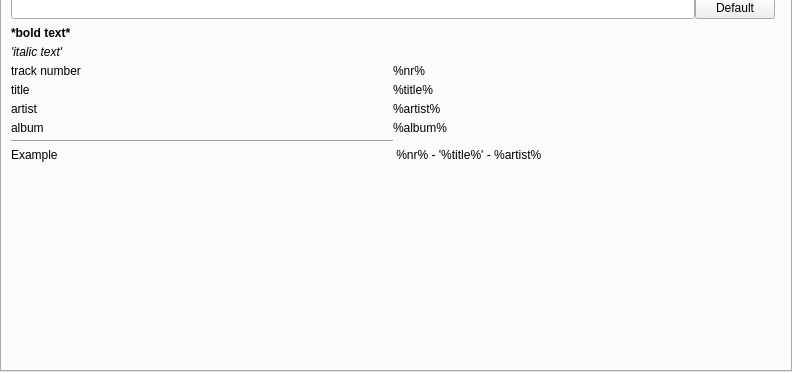
Inferno214221/sayonara-player, file src/Gui/Preferences/Playlist/GUI_PlaylistPreferences.ui: the form before one commit; both pictures show x 0 to 792 and y 239 to 611 of the 792 by 611 pixel window.
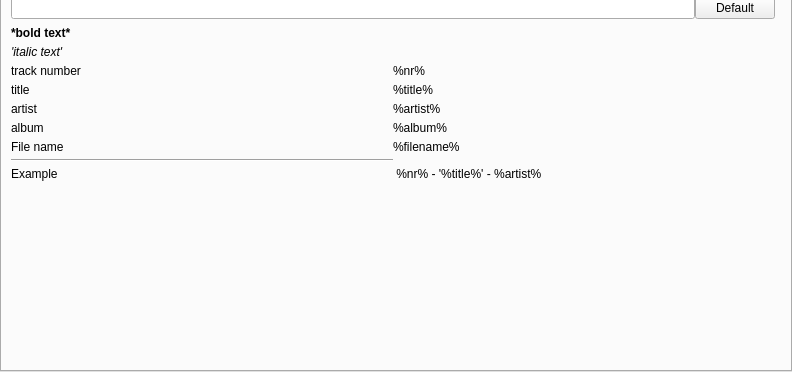
The form after the commit. The open tabs and pages were chosen to show the change.

Commit message: Search for file names using search prefix '/', %filename% option added to possible track item text options in Playlist #257

Diff of the .ui file:
```diff
--- a/src/Gui/Preferences/Playlist/GUI_PlaylistPreferences.ui
+++ b/src/Gui/Preferences/Playlist/GUI_PlaylistPreferences.ui
@@ -216,7 +216,7 @@
            </property>
           </widget>
          </item>
-         <item row="7" column="0">
+         <item row="8" column="0">
           <widget class="Line" name="line_4">
            <property name="orientation">
             <enum>Qt::Horizontal</enum>
@@ -264,6 +264,20 @@
            </property>
           </widget>
          </item>
+         <item row="7" column="0">
+          <widget class="QLabel" name="filenameTitle">
+           <property name="text">
+            <string notr="true">File name</string>
+           </property>
+          </widget>
+         </item>
+         <item row="7" column="1">
+          <widget class="QLabel" name="label_10">
+           <property name="text">
+            <string notr="true">%filename%</string>
+           </property>
+          </widget>
+         </item>
          <item row="2" column="0">
           <widget class="QLabel" name="label_4">
            <property name="font">
@@ -276,14 +290,14 @@
            </property>
           </widget>
          </item>
-         <item row="8" column="0">
+         <item row="9" column="0">
           <widget class="QLabel" name="label_9">
            <property name="text">
             <string>Example</string>
            </property>
           </widget>
          </item>
-         <item row="8" column="1">
+         <item row="9" column="1">
           <widget class="QLabel" name="label_2">
            <property name="text">
             <string notr="true"> %nr% - '%title%' - %artist%</string>
```
The commit also changes 2 other files.
